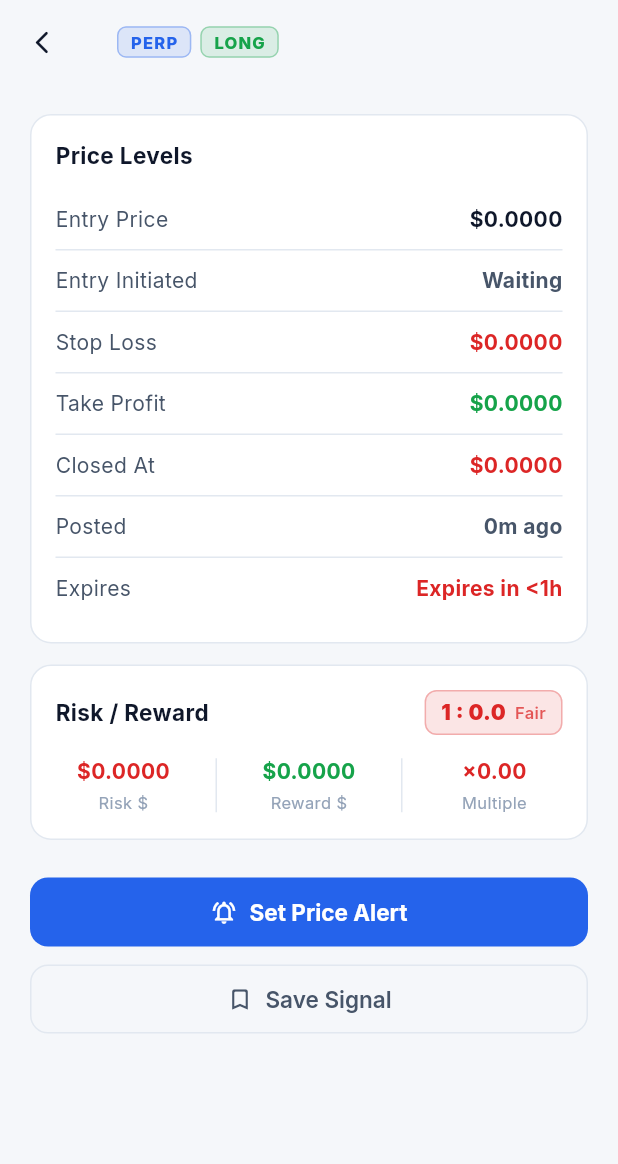
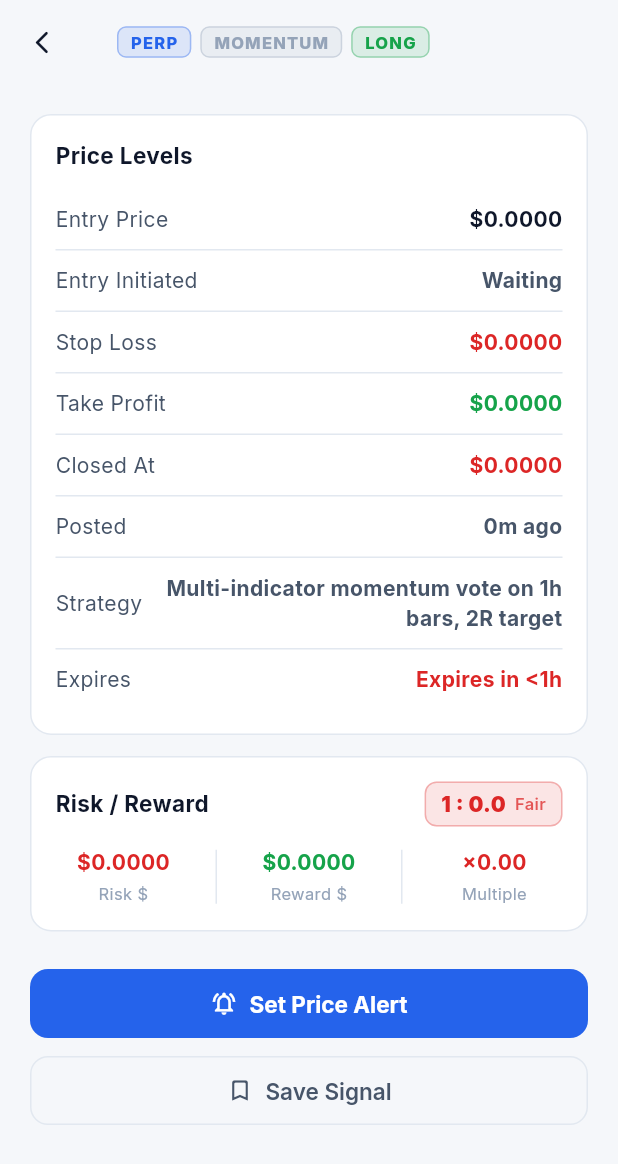
Before and after one commit to Anandhugithub1/trade-signals, a Flutter app: the SignalDetailScreen screen opened directly with empty values, on a phone screen of 412 x 824 dp. Shown: the top 1164 px of the screen. Run offline on Flutter 3.47's test engine with Material 3 defaults, Android fonts, the phone set to English and light mode, and no system bars; our stand-ins replace firebase_core, firebase_messaging, flutter_local_notifications, google_fonts, shared_preferences, supabase_flutter; accounts and stored records are empty; network calls fail.

Commit message:
feat: show which engine produced each crypto signal
The `strategy` tag was being written to the database but never read by the
app, so signals from the two engines were indistinguishable in the feed —
there was no way to tell a Donchian breakout from a legacy momentum vote,
and therefore no way to judge them against each other in practice.

  card badge   BREAKOUT (accent) / MOMENTUM (muted), beside the PERP chip
  detail       same badge in the header, plus a "Strategy" row spelling out
               what the engine actually does ("55-bar channel breakout on 4h
               bars, 3R target") since the badge alone does not say

Parsing defaults to 'legacy' so rows written before the engine split, and
any DB that has not had the migration applied, still render.

Also fixed a latent overflow in _PriceRow: the value Text was unconstrained,
fine for short prices but the new Strategy row carries a full sentence that
would have overflowed on narrow screens. Now Flexible + right-aligned.

```diff
--- a/app/lib/models/signal.dart
+++ b/app/lib/models/signal.dart
@@ -13,6 +13,11 @@ class TradeSignal {
   final double? latestPrice;  // updated every hour by check_signals
   final bool entryConfirmed;  // true once price has touched the limit entry
 
+  /// Which engine produced this signal: 'donchian' (4h channel breakout) or
+  /// 'legacy' (the original 1h vote model). Both run side by side so live
+  /// results can settle which one is actually better.
+  final String strategy;
+
   const TradeSignal({
     required this.id,
     required this.pair,
@@ -27,6 +32,7 @@ class TradeSignal {
     this.closePrice,
     this.latestPrice,
     this.entryConfirmed = false,
+    this.strategy = 'legacy',
   });
 
   factory TradeSignal.fromJson(Map<String, dynamic> j) {
@@ -44,8 +50,22 @@ class TradeSignal {
       closePrice: j['close_price'] != null ? (j['close_price'] as num).toDouble() : null,
       latestPrice: j['latest_price'] != null ? (j['latest_price'] as num).toDouble() : null,
       entryConfirmed: j['entry_confirmed'] as bool? ?? false,
+      // Defaults to 'legacy' so rows written before the engine split (and
+      // any app build older than the migration) still render.
+      strategy: (j['strategy'] as String?) ?? 'legacy',
     );
   }
+
+  // ---- Engine helpers ----
+  bool get isDonchian => strategy == 'donchian';
+
+  /// Short label for the card badge.
+  String get strategyLabel => isDonchian ? 'BREAKOUT' : 'MOMENTUM';
+
+  /// One-line explanation of what the engine looks for.
+  String get strategyNote => isDonchian
+      ? '55-bar channel breakout on 4h bars, 3R target'
+      : 'Multi-indicator momentum vote on 1h bars, 2R target';
 
   static SignalResult _resultFromString(String r) {
     switch (r) {
--- a/app/lib/screens/signal_detail_screen.dart
+++ b/app/lib/screens/signal_detail_screen.dart
@@ -31,6 +31,10 @@ class SignalDetailScreen extends StatelessWidget {
                     color: c.t1, fontWeight: FontWeight.w800, fontSize: 18)),
             const SizedBox(width: 6),
             _Badge(label: 'PERP', color: c.accent),
+            const SizedBox(width: 6),
+            _Badge(
+                label: signal.strategyLabel,
+                color: signal.isDonchian ? c.long : c.t3),
             const SizedBox(width: 6),
             _Badge(label: dirLabel, color: dirColor),
             if (!signal.isPending) ...[
@@ -201,6 +205,11 @@ class _PriceLevelsCard extends StatelessWidget {
             Divider(height: 1, color: c.border),
           ],
           _PriceRow(label: 'Posted', value: timeAgo(signal.timestamp), color: c.t2),
+          Divider(height: 1, color: c.border),
+          // Which engine generated this, in plain words — the badge alone
+          // does not say what BREAKOUT vs MOMENTUM actually means.
+          _PriceRow(
+              label: 'Strategy', value: signal.strategyNote, color: c.t2),
           if (signal.hasExpiry && signal.isPending) ...[
             Divider(height: 1, color: c.border),
             _PriceRow(
@@ -231,8 +240,17 @@ class _PriceRow extends StatelessWidget {
         mainAxisAlignment: MainAxisAlignment.spaceBetween,
         children: [
           Text(label, style: TextStyle(color: c.t2, fontSize: 14)),
-          Text(value,
-              style: TextStyle(color: color, fontSize: 14, fontWeight: FontWeight.w700)),
+          // Flexible + right-align: most values are short prices, but the
+          // Strategy row carries a full sentence that would otherwise
+          // overflow the row on narrow screens.
+          Flexible(
+            child: Text(
+              value,
+              textAlign: TextAlign.right,
+              style: TextStyle(
+                  color: color, fontSize: 14, fontWeight: FontWeight.w700),
+            ),
+          ),
         ],
       ),
     );
```
Also changed, not shown: app/lib/widgets/signal_card.dart (+37 -0 lines).
